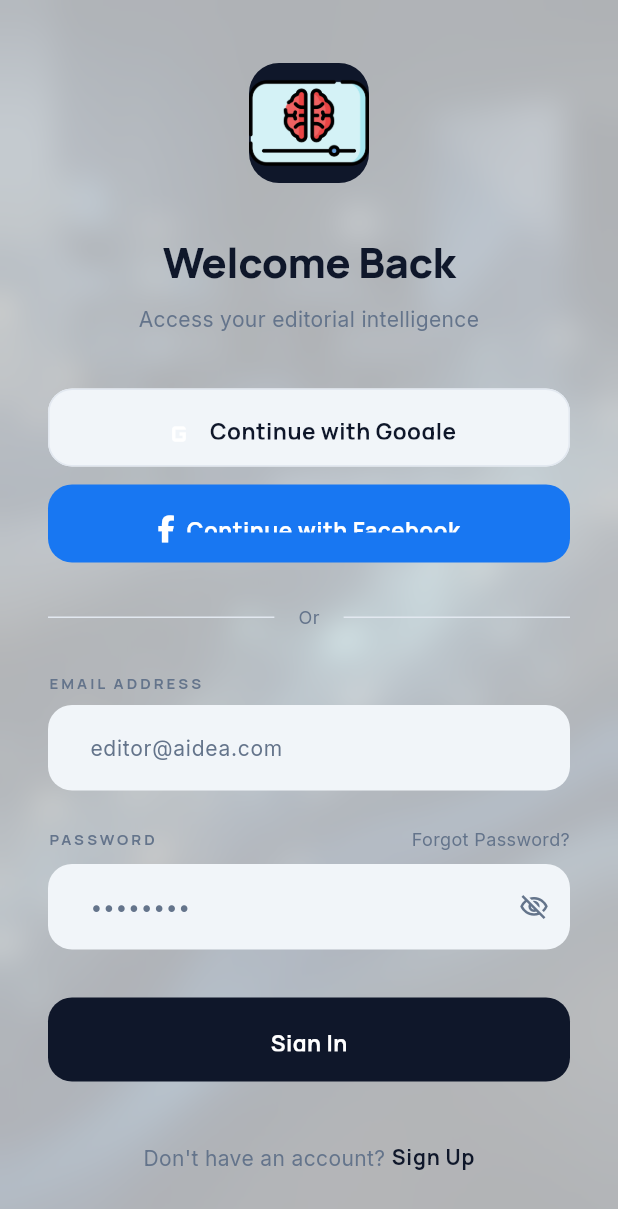
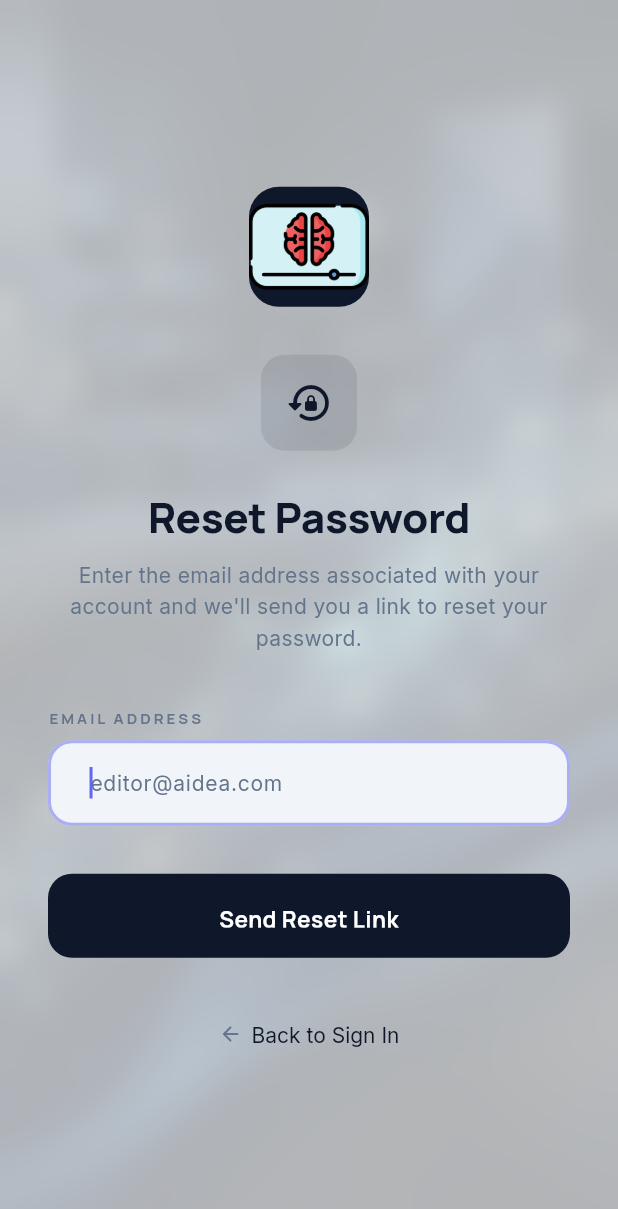
Before and after one commit to ahmed1more/AIdea, a Flutter app: the screen it shows after launch, after a tap on "Forgot Password?", on a phone screen of 412 x 824 dp. Shown: the top 1209 px of the screen. Run offline on Flutter 3.47's test engine with Material 3 defaults, Android fonts, the phone set to English and light mode, and no system bars; drawn by our look-alikes of flutter_animate; our stand-ins replace cached_network_image, cloud_firestore, firebase_auth, firebase_core, firebase_storage, flutter_markdown and 6 more; accounts and stored records are empty; network calls fail.

Commit message:
fix: remove Facebook login and implement forgot password with Firebase
- Remove "Continue with Facebook" OAuth button and related SDK code
- Wire "Forgot Password?" link to Firebase sendPasswordResetEmail()
- Add success/error handling for password reset flow

```diff
--- a/lib/main.dart
+++ b/lib/main.dart
@@ -3,7 +3,7 @@ import 'package:flutter/material.dart';
 import 'package:firebase_core/firebase_core.dart';
 import 'package:cloud_firestore/cloud_firestore.dart';
 import 'package:google_sign_in/google_sign_in.dart';
-import 'package:flutter_facebook_auth/flutter_facebook_auth.dart';
+
 import 'package:provider/provider.dart';
 import 'firebase_options.dart';
 import 'providers/auth_provider.dart';
@@ -26,16 +26,6 @@ void main() async {
   await GoogleSignIn.instance.initialize(
     clientId: kIsWeb ? '91184701354-sofrn8qnm418fd9lu2o11td8lev5okiq.apps.googleusercontent.com' : null,
   );
-
-  // Initialize Facebook SDK for Web
-  if (kIsWeb) {
-    await FacebookAuth.instance.webAndDesktopInitialize(
-      appId: "905268655852729",
-      cookie: true,
-      xfbml: true,
-      version: "v15.0",
-    );
-  }
 
   runApp(const AIdea());
 }
--- /dev/null
+++ b/lib/screens/auth/forgot_password_screen.dart
@@ -0,0 +1,446 @@
+import 'dart:ui' as ui;
+import 'package:flutter/material.dart';
+import 'package:provider/provider.dart';
+import 'package:flutter_animate/flutter_animate.dart';
+import '../../theme/app_theme.dart';
+import '../../providers/auth_provider.dart';
+import '../../providers/settings_provider.dart';
+
+class ForgotPasswordScreen extends StatefulWidget {
+  const ForgotPasswordScreen({super.key});
+
+  @override
+  State<ForgotPasswordScreen> createState() => _ForgotPasswordScreenState();
+}
+
+class _ForgotPasswordScreenState extends State<ForgotPasswordScreen> {
+  final _formKey = GlobalKey<FormState>();
+  final _emailController = TextEditingController();
+  bool _isSubmitting = false;
+  bool _emailSent = false;
+
+  @override
+  void dispose() {
+    _emailController.dispose();
+    super.dispose();
+  }
+
+  Future<void> _handleResetPassword() async {
+    if (!_formKey.currentState!.validate()) return;
+
+    setState(() => _isSubmitting = true);
+
+    final authProvider = Provider.of<AuthProvider>(context, listen: false);
+    final success = await authProvider.resetPassword(
+      _emailController.text.trim(),
+    );
+
+    if (!mounted) return;
+
+    if (success) {
+      setState(() {
+        _isSubmitting = false;
+        _emailSent = true;
+      });
+    } else {
+      setState(() => _isSubmitting = false);
+      ScaffoldMessenger.of(context).showSnackBar(
+        SnackBar(
+          content: Text(
+            authProvider.errorMessage ??
+                'Failed to send reset email. Please try again.',
+          ),
+          backgroundColor: Colors.red,
+          behavior: SnackBarBehavior.floating,
+          shape:
+              RoundedRectangleBorder(borderRadius: BorderRadius.circular(12)),
+        ),
+      );
+    }
+  }
+
+  @override
+  Widget build(BuildContext context) {
+    final isDark = Theme.of(context).brightness == Brightness.dark;
+    final settings = Provider.of<SettingsProvider>(context);
+
+    Widget formContent = Center(
+      child: SingleChildScrollView(
+        padding: const EdgeInsets.symmetric(horizontal: 32, vertical: 32),
+        child: Container(
+          constraints: const BoxConstraints(maxWidth: 400),
+          child: Form(
+            key: _formKey,
+            child: _emailSent ? _buildSuccessView(isDark) : _buildFormView(isDark, settings),
+          ),
+        ),
+      ),
+    );
+
+    return Scaffold(
+      backgroundColor: isDark ? AppTheme.darkBg : AppTheme.lightBg,
+      body: Stack(
+        children: [
+          // ─── Background ───────────────────────
+          Positioned.fill(
+            child: Image.asset(
+              'assets/images/signup_bg.png',
+              fit: BoxFit.cover,
+            ),
+          ),
+          Positioned.fill(
+            child: Container(
+              color: (isDark ? AppTheme.darkBg : AppTheme.lightBg)
+                  .withValues(alpha: isDark ? 0.6 : 0.7),
+            ),
+          ),
+
+          // ─── Main Content ────────────────────────────
+          SafeArea(
+            child: BackdropFilter(
+              filter: ui.ImageFilter.blur(sigmaX: 10, sigmaY: 10),
+              child: formContent,
+            ),
+          ),
+        ],
+      ),
+    );
+  }
+
+  Widget _buildFormView(bool isDark, SettingsProvider settings) {
+    return Column(
+      mainAxisSize: MainAxisSize.min,
+      crossAxisAlignment: CrossAxisAlignment.stretch,
+      children: [
+        // ─── Logo ────────────────────────────────
+        Center(
+          child: Container(
+            width: 80,
+            height: 80,
+            decoration: BoxDecoration(
+              color: isDark ? AppTheme.darkSurface : AppTheme.lightTextPrimary,
+              borderRadius: BorderRadius.circular(20),
+            ),
+            child: ClipRRect(
+              borderRadius: BorderRadius.circular(20),
+              child: settings.logo(size: 50, applyTheme: false),
+            ),
+          ),
+        ).animate().fadeIn(duration: 500.ms).scale(
+              begin: const Offset(0.8, 0.8),
+              duration: 500.ms,
+              curve: Curves.easeOutBack,
+            ),
+        const SizedBox(height: 32),
+
+        // ─── Icon ─────────────────────────────────
+        Center(
+          child: Container(
+            width: 64,
+            height: 64,
+            decoration: BoxDecoration(
+              color: (isDark ? AppTheme.darkTextPrimary : AppTheme.lightTextPrimary)
+                  .withValues(alpha: 0.1),
+              borderRadius: BorderRadius.circular(16),
+            ),
+            child: Icon(
+              Icons.lock_reset_rounded,
+              size: 32,
+              color: isDark
+                  ? AppTheme.darkTextPrimary
+                  : AppTheme.lightTextPrimary,
+            ),
+          ),
+        ).animate().fadeIn(delay: 100.ms).scale(
+              begin: const Offset(0.8, 0.8),
+              duration: 400.ms,
+              curve: Curves.easeOutBack,
+            ),
+        const SizedBox(height: 24),
+
+        // ─── Headline ─────────────────────────────
+        Text(
+          'Reset Password',
+          style: AppTheme.headline2(
+            color: isDark ? AppTheme.darkTextPrimary : AppTheme.lightTextPrimary,
+          ),
+          textAlign: TextAlign.center,
+        ).animate().fadeIn(delay: 150.ms).slideY(
+              begin: 0.15,
+              duration: 400.ms,
+              curve: Curves.easeOut,
+            ),
+
+        const SizedBox(height: 8),
+
+        Text(
+          'Enter the email address associated with your account and we\'ll send you a link to reset your password.',
+          style: AppTheme.bodyMedium(
+            color: isDark
+                ? AppTheme.darkTextSecondary
+                : AppTheme.lightTextSecondary,
+          ),
+          textAlign: TextAlign.center,
+        ).animate().fadeIn(delay: 250.ms),
+
+        const SizedBox(height: 36),
+
+        // ─── Email Label + Field ──────────────────
+        Text(
+          'EMAIL ADDRESS',
+          style: AppTheme.labelSmall(
+            color: isDark
+                ? AppTheme.darkTextSecondary
+                : AppTheme.lightTextSecondary,
+          ).copyWith(letterSpacing: 2),
+        ).animate().fadeIn(delay: 300.ms),
+        const SizedBox(height: 8),
+        TextFormField(
+          controller: _emailController,
+          keyboardType: TextInputType.emailAddress,
+          autofocus: true,
+          style: AppTheme.bodyMedium(
+            color:
+                isDark ? AppTheme.darkTextPrimary : AppTheme.lightTextPrimary,
+          ),
+          decoration: InputDecoration(
+            hintText: 'editor@aidea.com',
+            filled: true,
+            fillColor: isDark ? AppTheme.darkSurface : AppTheme.lightSurface,
+            border: OutlineInputBorder(
+              borderRadius: BorderRadius.circular(AppTheme.radiusMd),
+              borderSide: BorderSide.none,
+            ),
+          ),
+          validator: (value) {
+            if (value == null || value.trim().isEmpty) {
+              return 'Please enter your email';
+            }
+            if (!value.contains('@')) {
+              return 'Please enter a valid email';
+            }
+            return null;
+          },
+        ).animate().fadeIn(delay: 350.ms),
+
+        const SizedBox(height: 32),
+
+        // ─── Send Reset Link Button ───────────────
+        SizedBox(
+          height: 56,
+          child: ElevatedButton(
+            onPressed: _isSubmitting ? null : _handleResetPassword,
+            style: ElevatedButton.styleFrom(
+              backgroundColor: isDark
+                  ? AppTheme.darkTextPrimary
+                  : AppTheme.lightTextPrimary,
+              foregroundColor: isDark ? AppTheme.darkBg : Colors.white,
+              disabledBackgroundColor: (isDark
+                      ? AppTheme.darkTextPrimary
+                      : AppTheme.lightTextPrimary)
+                  .withValues(alpha: 0.5),
+              shape: RoundedRectangleBorder(
+                borderRadius: BorderRadius.circular(AppTheme.radiusMd),
+              ),
+              elevation: 0,
+            ),
+            child: _isSubmitting
+                ? SizedBox(
+                    width: 24,
+                    height: 24,
+                    child: CircularProgressIndicator(
+                      color: isDark ? AppTheme.darkBg : Colors.white,
+                      strokeWidth: 2.5,
+                    ),
+                  )
+                : Text('Send Reset Link', style: AppTheme.button()),
+          ),
+        ).animate().fadeIn(delay: 400.ms),
+
+        const SizedBox(height: 40),
+
+        // ─── Back to Login Link ───────────────────
+        Row(
+          mainAxisAlignment: MainAxisAlignment.center,
+          children: [
+            Icon(
+              Icons.arrow_back_rounded,
+              size: 16,
+              color: isDark
+                  ? AppTheme.darkTextSecondary
+                  : AppTheme.lightTextSecondary,
+            ),
+            const SizedBox(width: 6),
+            _HoverUnderlineText(
+              text: 'Back to Sign In',
+              style: AppTheme.bodyMedium(
+                color: isDark
+                    ? AppTheme.darkTextPrimary
+                    : AppTheme.lightTextPrimary,
+              ),
+              onTap: () => Navigator.of(context).pop(),
+            ),
+          ],
+        ).animate().fadeIn(delay: 500.ms),
+      ],
+    );
+  }
+
+  Widget _buildSuccessView(bool isDark) {
+    return Column(
+      mainAxisSize: MainAxisSize.min,
+      crossAxisAlignment: CrossAxisAlignment.stretch,
+      children: [
+        // ─── Success Icon ──────────────────────────
+        Center(
+          child: Container(
+            width: 80,
+            height: 80,
+            decoration: BoxDecoration(
+              color: Colors.green.withValues(alpha: 0.15),
+              borderRadius: BorderRadius.circular(20),
+            ),
+            child: const Icon(
+              Icons.mark_email_read_rounded,
+              size: 40,
+              color: Colors.green,
+            ),
+          ),
+        ).animate().fadeIn(duration: 500.ms).scale(
+              begin: const Offset(0.6, 0.6),
+              duration: 500.ms,
+              curve: Curves.easeOutBack,
+            ),
+        const SizedBox(height: 32),
+
+        // ─── Success Headline ──────────────────────
+        Text(
+          'Check Your Inbox',
+          style: AppTheme.headline2(
+            color: isDark ? AppTheme.darkTextPrimary : AppTheme.lightTextPrimary,
+          ),
+          textAlign: TextAlign.center,
+        ).animate().fadeIn(delay: 150.ms).slideY(
+              begin: 0.15,
+              duration: 400.ms,
+              curve: Curves.easeOut,
+            ),
+
+        const SizedBox(height: 12),
+
+        Text(
+          'We\'ve sent a password reset link to:',
+          style: AppTheme.bodyMedium(
+            color: isDark
+                ? AppTheme.darkTextSecondary
+                : AppTheme.lightTextSecondary,
+          ),
+          textAlign: TextAlign.center,
+        ).animate().fadeIn(delay: 250.ms),
+
+        const SizedBox(height: 8),
+
+        Text(
+          _emailController.text.trim(),
+          style: AppTheme.labelLarge(
+            color: isDark ? AppTheme.darkTextPrimary : AppTheme.lightTextPrimary,
+          ),
+          textAlign: TextAlign.center,
+        ).animate().fadeIn(delay: 300.ms),
+
+        const SizedBox(height: 16),
+
+        Text(
+          'Please check your email and follow the instructions to reset your password. If you don\'t see the email, check your spam folder.',
+          style: AppTheme.bodySmall(
+            color: isDark
+                ? AppTheme.darkTextSecondary
+                : AppTheme.lightTextSecondary,
+          ),
+          textAlign: TextAlign.center,
+        ).animate().fadeIn(delay: 350.ms),
+
+        const SizedBox(height: 40),
+
+        // ─── Back to Login Button ──────────────────
+        SizedBox(
+          height: 56,
+          child: ElevatedButton(
+            onPressed: () => Navigator.of(context).pop(),
+            style: ElevatedButton.styleFrom(
+              backgroundColor: isDark
+                  ? AppTheme.darkTextPrimary
+                  : AppTheme.lightTextPrimary,
+              foregroundColor: isDark ? AppTheme.darkBg : Colors.white,
+              shape: RoundedRectangleBorder(
+                borderRadius: BorderRadius.circular(AppTheme.radiusMd),
+              ),
+              elevation: 0,
+            ),
+            child: Text('Back to Sign In', style: AppTheme.button()),
+          ),
+        ).animate().fadeIn(delay: 400.ms),
+
+        const SizedBox(height: 20),
+
+        // ─── Resend Link ───────────────────────────
+        Center(
+          child: _HoverUnderlineText(
+            text: 'Didn\'t receive the email? Resend',
+            style: AppTheme.bodySmall(
+              color: isDark
+                  ? AppTheme.darkTextSecondary
+                  : AppTheme.lightTextSecondary,
+            ),
+            onTap: () {
+              setState(() {
+                _emailSent = false;
+              });
+            },
+          ),
+        ).animate().fadeIn(delay: 500.ms),
+      ],
+    );
+  }
+}
+
+/// A reusable text widget that shows an underline on hover, like a hyperlink.
+class _HoverUnderlineText extends StatefulWidget {
+  final String text;
+  final TextStyle style;
+  final VoidCallback onTap;
+
+  const _HoverUnderlineText({
+    required this.text,
+    required this.style,
+    required this.onTap,
+  });
+
+  @override
+  State<_HoverUnderlineText> createState() => _HoverUnderlineTextState();
+}
+
+class _HoverUnderlineTextState extends State<_HoverUnderlineText> {
+  bool _isHovered = false;
+
+  @override
+  Widget build(BuildContext context) {
+    return MouseRegion(
+      cursor: SystemMouseCursors.click,
+      onEnter: (_) => setState(() => _isHovered = true),
+      onExit: (_) => setState(() => _isHovered = false),
+      child: GestureDetector(
+        onTap: widget.onTap,
+        child: AnimatedDefaultTextStyle(
+          duration: const Duration(milliseconds: 150),
+          style: widget.style.copyWith(
+            decoration:
+                _isHovered ? TextDecoration.underline : TextDecoration.none,
+            decorationColor: widget.style.color,
+          ),
+          child: Text(widget.text),
+        ),
+      ),
+    );
+  }
+}
--- a/lib/screens/auth/login_screen.dart
+++ b/lib/screens/auth/login_screen.dart
@@ -2,12 +2,13 @@ import 'dart:ui' as ui;
 import 'package:flutter/material.dart';
 import 'package:provider/provider.dart';
 import 'package:flutter_animate/flutter_animate.dart';
-import 'package:font_awesome_flutter/font_awesome_flutter.dart';
+
 import '../../theme/app_theme.dart';
 import '../../providers/auth_provider.dart';
 import '../../providers/settings_provider.dart';
 import '../main_shell.dart';
 import 'signup_screen.dart';
+import 'forgot_password_screen.dart';
 
 class LoginScreen extends StatefulWidget {
   const LoginScreen({super.key});
@@ -61,18 +62,7 @@ class _LoginScreenState extends State<LoginScreen> {
     }
   }
 
-  Future<void> _handleFacebookSignIn() async {
-    final authProvider = Provider.of<AuthProvider>(context, listen: false);
-    bool success = await authProvider.signInWithFacebook();
 
-    if (success && mounted) {
-      Navigator.of(context).pushReplacement(
-        MaterialPageRoute(builder: (context) => const MainShell()),
-      );
-    } else if (mounted && authProvider.errorMessage != null) {
-      _showErrorSnackBar(authProvider.errorMessage!);
-    }
-  }
 
   void _showErrorSnackBar(String message) {
     ScaffoldMessenger.of(context).showSnackBar(
@@ -197,40 +187,6 @@ class _LoginScreenState extends State<LoginScreen> {
                   },
                 ).animate().fadeIn(delay: 300.ms),
 
-                const SizedBox(height: 12),
-
-                // ─── Continue with Facebook ───────────────
-                Consumer<AuthProvider>(
-                  builder: (context, auth, _) {
-                    return SizedBox(
-                      height: 52,
-                      child: ElevatedButton.icon(
-                        onPressed:
-                            auth.isLoading ? null : _handleFacebookSignIn,
-                        icon: const FaIcon(
-                          FontAwesomeIcons.facebookF,
-                          size: 18,
-                          color: Colors.white,
-                        ),
-                        label: Text(
-                          'Continue with Facebook',
-                          style: AppTheme.button(color: Colors.white),
-                        ),
-                        style: ElevatedButton.styleFrom(
-                          backgroundColor: const Color(0xFF1877F2),
-                          foregroundColor: Colors.white,
-                          disabledBackgroundColor:
-                              const Color(0xFF1877F2).withValues(alpha: 0.5),
-                          shape: RoundedRectangleBorder(
-                            borderRadius:
-                                BorderRadius.circular(AppTheme.radiusMd),
-                          ),
-                          elevation: 0,
-                        ),
-                      ),
-                    );
-                  },
-                ).animate().fadeIn(delay: 350.ms),
 
                 const SizedBox(height: 28),
 
@@ -320,16 +276,15 @@ class _LoginScreenState extends State<LoginScreen> {
                             : AppTheme.lightTextSecondary,
                       ).copyWith(letterSpacing: 2),
                     ),
-                    GestureDetector(
-                      onTap: () {},
-                      child: Text(
-                        'Forgot Password?',
-                        style: AppTheme.bodySmall(
-                          color: isDark
-                              ? AppTheme.darkTextSecondary
-                              : AppTheme.lightTextSecondary,
-                        ),
-                      ),
+                    _ForgotPasswordLink(
+                      isDark: isDark,
+                      onTap: () {
+                        Navigator.of(context).push(
+                          MaterialPageRoute(
+                            builder: (context) => const ForgotPasswordScreen(),
+                          ),
+                        );
+                      },
                     ),
                   ],
                 ).animate().fadeIn(delay: 550.ms),
@@ -483,3 +438,46 @@ class _LoginScreenState extends State<LoginScreen> {
     );
   }
 }
+
+/// Hyperlink-style "Forgot Password?" text with hover underline effect.
+class _ForgotPasswordLink extends StatefulWidget {
+  final bool isDark;
+  final VoidCallback onTap;
+
+  const _ForgotPasswordLink({
+    required this.isDark,
+    required this.onTap,
+  });
+
+  @override
+  State<_ForgotPasswordLink> createState() => _ForgotPasswordLinkState();
+}
+
+class _ForgotPasswordLinkState extends State<_ForgotPasswordLink> {
+  bool _isHovered = false;
+
+  @override
+  Widget build(BuildContext context) {
+    final color = widget.isDark
+        ? AppTheme.darkTextSecondary
+        : AppTheme.lightTextSecondary;
+
+    return MouseRegion(
+      cursor: SystemMouseCursors.click,
+      onEnter: (_) => setState(() => _isHovered = true),
+      onExit: (_) => setState(() => _isHovered = false),
+      child: GestureDetector(
+        onTap: widget.onTap,
+        child: AnimatedDefaultTextStyle(
+          duration: const Duration(milliseconds: 150),
+          style: AppTheme.bodySmall(color: color).copyWith(
+            decoration:
+                _isHovered ? TextDecoration.underline : TextDecoration.none,
+            decorationColor: color,
+          ),
+          child: const Text('Forgot Password?'),
+        ),
+      ),
+    );
+  }
+}
--- a/pubspec.yaml
+++ b/pubspec.yaml
@@ -65,7 +65,7 @@ dependencies:
   # Firebase Storage
   firebase_storage: ^13.0.6
   flutter_staggered_grid_view: ^0.7.0
-  flutter_facebook_auth: ^7.1.6
+
 
   # Video Processing removed
   # youtube_player_flutter: ^9.1.3
```
Also changed, not shown: lib/providers/auth_provider.dart (+0 -18 lines), lib/screens/auth/signup_screen.dart (+95 -1 lines), lib/services/auth_service.dart (+3 -32 lines), pubspec.lock, 5 other files.
